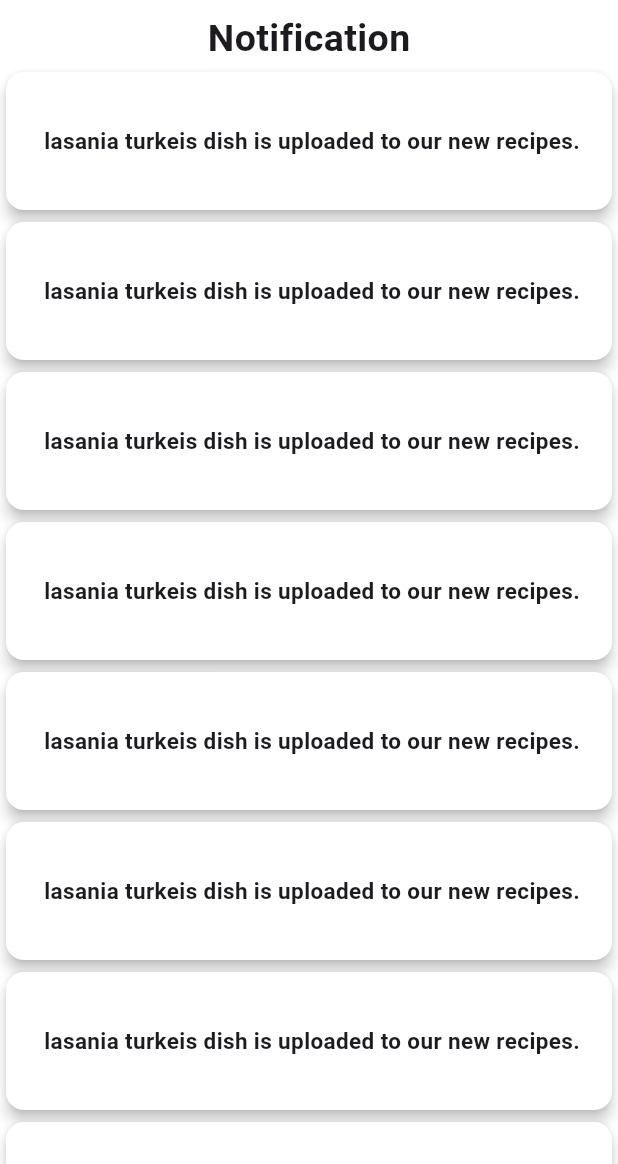
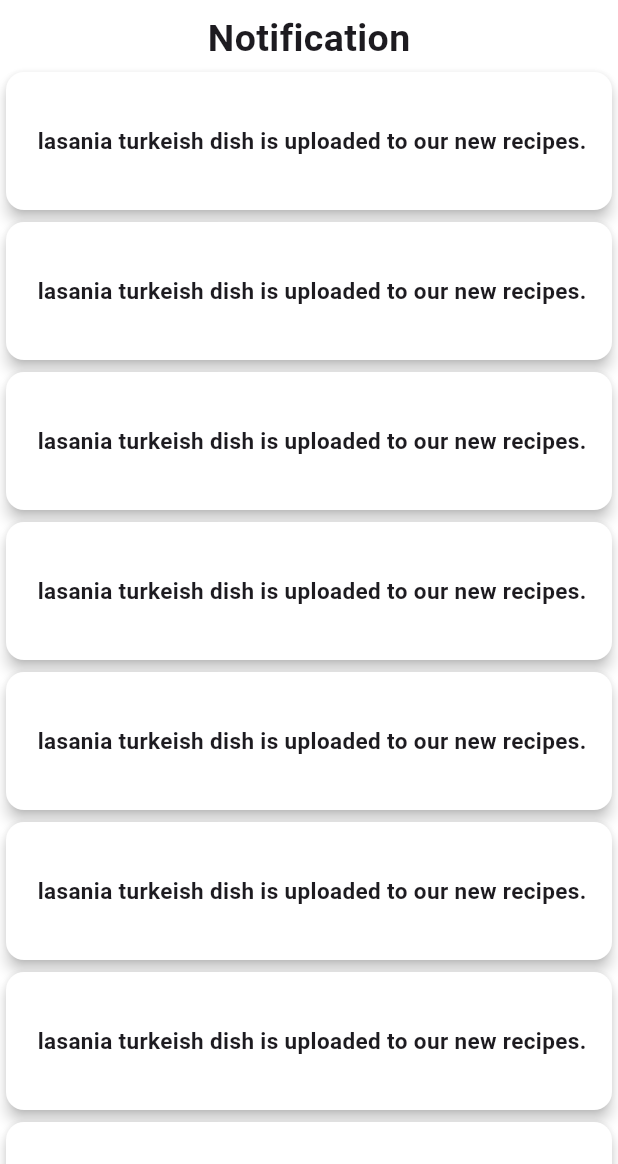
Before and after one commit to Shovon0017/Homemade-Haven, a Flutter app: the NotificationShow screen opened directly, on a phone screen of 412 x 824 dp, the part 72-1236 px from its top. Run offline on Flutter 3.47's test engine with Material 3 defaults, Android fonts, the light colour scheme and no system bars; our stand-ins replace animated_notch_bottom_bar, carousel_slider, flutter_secure_storage, get, get_storage, shimmer; accounts and stored records are empty.

```diff
--- a/lib/view/screen/notification/notification.dart
+++ b/lib/view/screen/notification/notification.dart
@@ -32,7 +32,7 @@
                     color: Colors.white,
                     child: Center(child: Padding(
                       padding: EdgeInsets.all(8.0),
-                      child: Text(" lasania turkeis dish is uploaded to our new recipes.",style: TextStyle(fontSize:15,fontWeight: FontWeight.bold),),
+                      child: Text(" lasania turkeish dish is uploaded to our new recipes.",style: TextStyle(fontSize:15,fontWeight: FontWeight.bold),),
                     )),
                   ),
                 );
```
